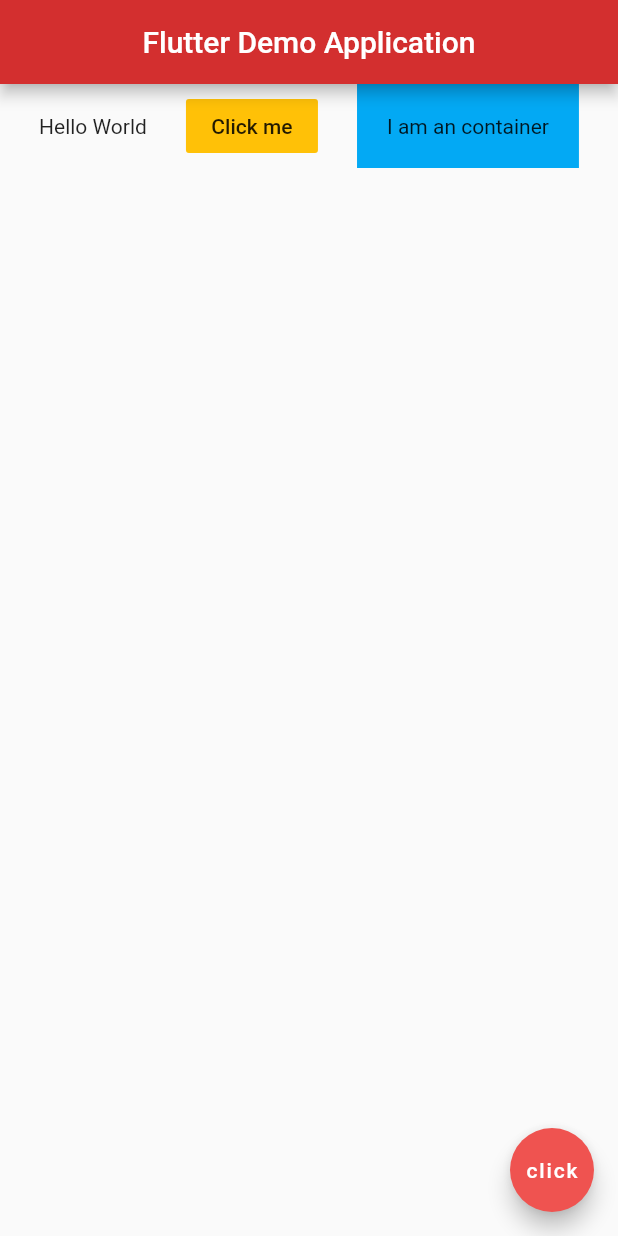
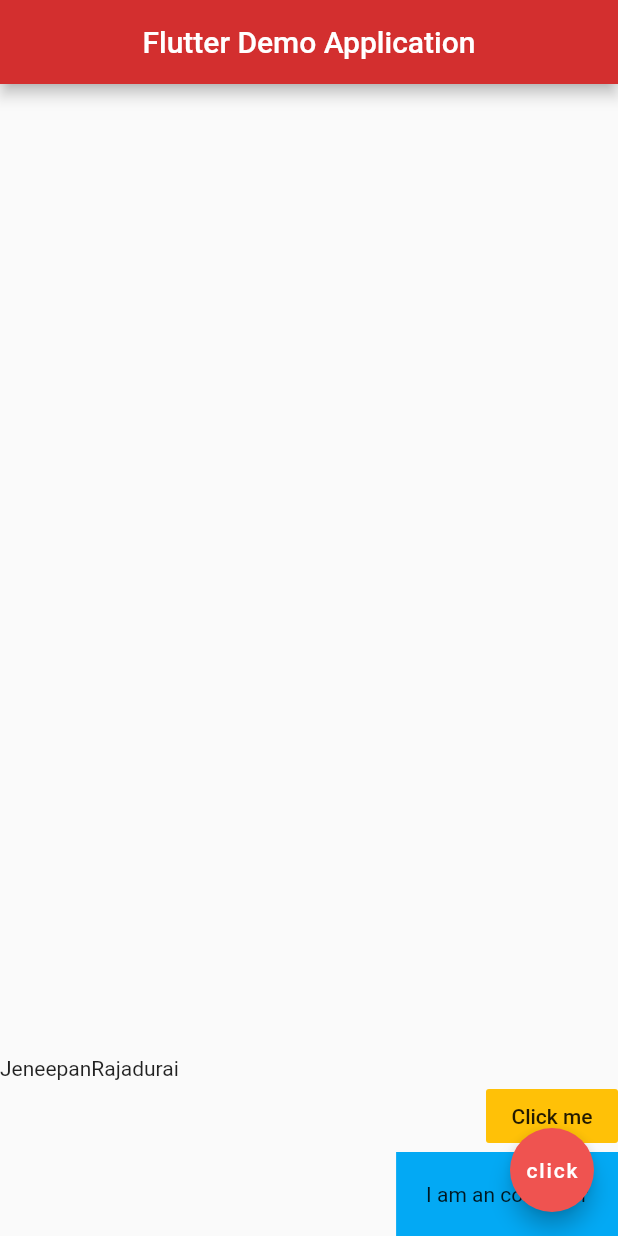
Before and after one commit to jeneeDurai/flutter_demo, a Flutter app: the screen it shows after launch, on a phone screen of 412 x 824 dp. Run offline on Flutter 3.47's test engine with Material 2 defaults, Android fonts, the phone set to English and light mode, and no system bars.

Commit message:
Column and alignments

```diff
--- a/lib/main.dart
+++ b/lib/main.dart
@@ -16,11 +16,17 @@ class Home extends StatelessWidget {
         centerTitle: true,
         backgroundColor: Colors.red[700],
       ),
-      body: Row(
-        mainAxisAlignment: MainAxisAlignment.spaceEvenly,
-        crossAxisAlignment: CrossAxisAlignment.center,
+      body: Column(
+        mainAxisAlignment: MainAxisAlignment.end,
+        crossAxisAlignment: CrossAxisAlignment.end,
         children: <Widget>[
-          Text('Hello World'),
+          Row(
+            children:<Widget>[
+              Text('Jeneepan'),
+              Text('Rajadurai')
+            ]
+          ),
+
           FlatButton(
             onPressed: (){},
             color:Colors.amber,
```
